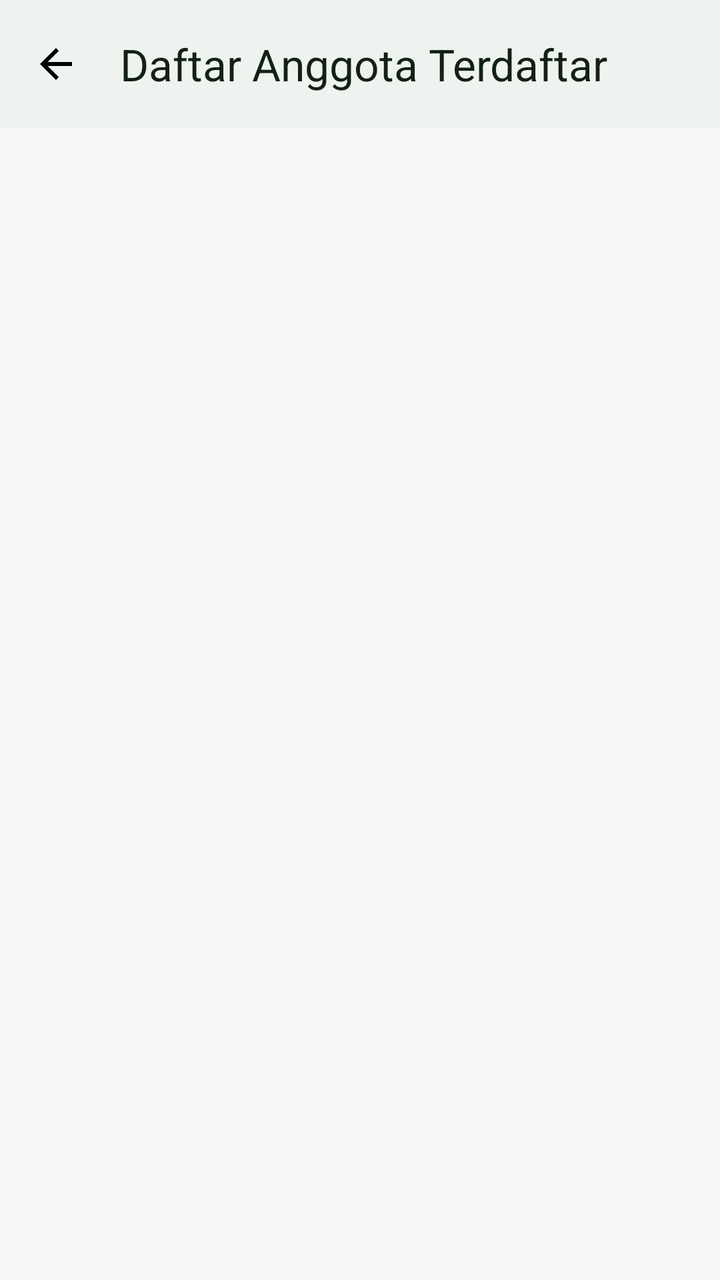
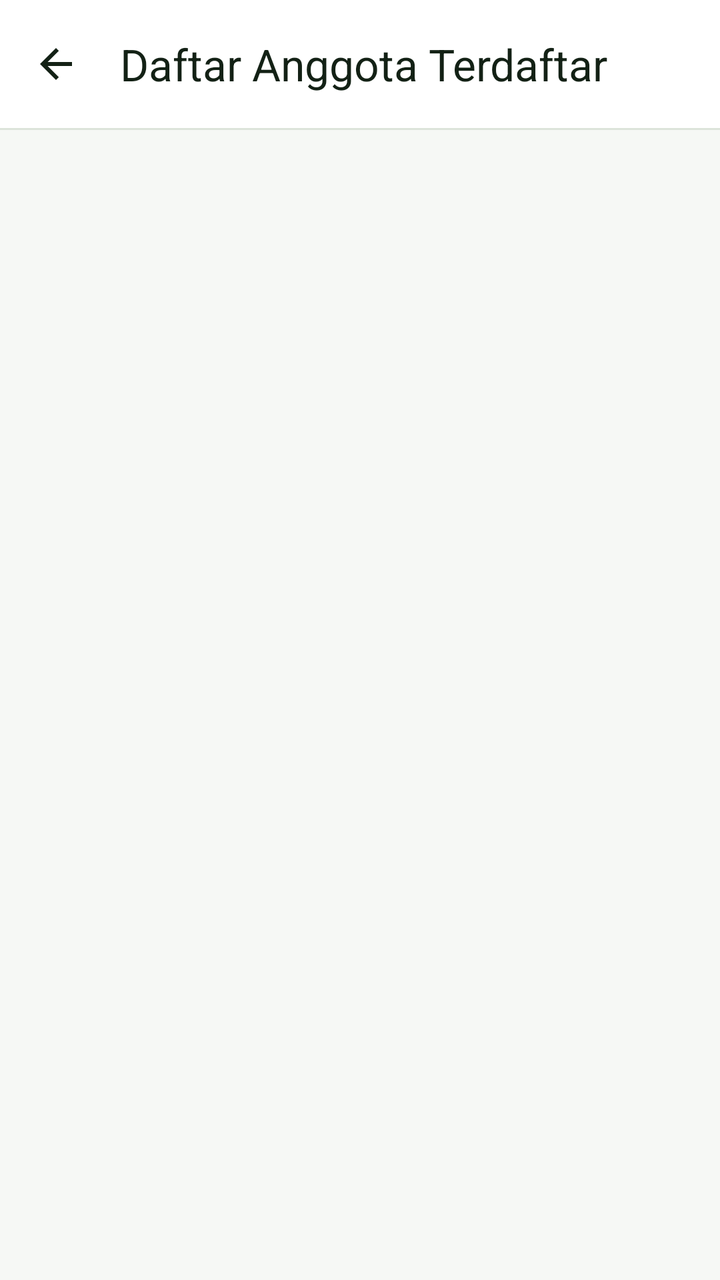

Compare the two renders of this Android layout. The source of the first and the diff that turns it into the second are given below.
<!-- AndroidManifest.xml: application theme Theme.Perpustakaan2 -->
<!-- res/layout/activity_user_list.xml -->
<?xml version="1.0" encoding="utf-8"?>
<LinearLayout xmlns:android="http://schemas.android.com/apk/res/android"
    xmlns:app="http://schemas.android.com/apk/res-auto"
    xmlns:tools="http://schemas.android.com/tools"
    android:layout_width="match_parent"
    android:layout_height="match_parent"
    android:background="@color/background"
    android:orientation="vertical">

    <com.google.android.material.appbar.MaterialToolbar
        android:id="@+id/toolbarUsers"
        android:layout_width="match_parent"
        android:layout_height="?attr/actionBarSize"
        android:background="@color/surface"
        android:elevation="2dp"
        app:navigationIcon="@drawable/ic_arrow_back"
        app:title="Daftar Anggota Terdaftar"
        app:titleTextColor="@color/text_primary" />

    <FrameLayout
        android:layout_width="match_parent"
        android:layout_height="match_parent">

        <androidx.recyclerview.widget.RecyclerView
            android:id="@+id/rvUsers"
            android:layout_width="match_parent"
            android:layout_height="match_parent"
            android:clipToPadding="false"
            android:padding="16dp"
            tools:listitem="@layout/item_user" />

        <TextView
            android:id="@+id/tvEmptyUsers"
            android:layout_width="match_parent"
            android:layout_height="wrap_content"
            android:layout_gravity="center"
            android:gravity="center"
            android:text="Belum ada anggota terdaftar."
            android:textColor="@color/text_secondary"
            android:textSize="14sp"
            android:visibility="gone" />
    </FrameLayout>
</LinearLayout>
<!-- res/layout/item_user.xml (included above) -->
<?xml version="1.0" encoding="utf-8"?>
<com.google.android.material.card.MaterialCardView xmlns:android="http://schemas.android.com/apk/res/android"
    xmlns:app="http://schemas.android.com/apk/res-auto"
    android:layout_width="match_parent"
    android:layout_height="wrap_content"
    android:layout_marginBottom="8dp"
    app:cardBackgroundColor="@color/surface"
    app:cardCornerRadius="12dp"
    app:cardElevation="1dp"
    app:strokeColor="@color/outline"
    app:strokeWidth="1dp">

    <LinearLayout
        android:layout_width="match_parent"
        android:layout_height="wrap_content"
        android:gravity="center_vertical"
        android:orientation="horizontal"
        android:padding="12dp">

        <com.google.android.material.imageview.ShapeableImageView
            android:id="@+id/ivUserItemAvatar"
            android:layout_width="44dp"
            android:layout_height="44dp"
            android:background="@color/primary_light"
            android:scaleType="centerCrop"
            android:src="@drawable/ic_person"
            app:shapeAppearanceOverlay="@style/ShapeAppearance.Material3.Corner.Full" />

        <LinearLayout
            android:layout_width="0dp"
            android:layout_height="wrap_content"
            android:layout_marginStart="12dp"
            android:layout_weight="1"
            android:orientation="vertical">

            <TextView
                android:id="@+id/tvUserItemName"
                android:layout_width="match_parent"
                android:layout_height="wrap_content"
                android:text="Nama Pengguna"
                android:textColor="@color/text_primary"
                android:textSize="14sp"
                android:textStyle="bold" />

            <TextView
                android:id="@+id/tvUserItemEmail"
                android:layout_width="match_parent"
                android:layout_height="wrap_content"
                android:text="email@user.com"
                android:textColor="@color/text_secondary"
                android:textSize="12sp" />

            <TextView
                android:id="@+id/tvUserItemStats"
                android:layout_width="match_parent"
                android:layout_height="wrap_content"
                android:layout_marginTop="2dp"
                android:text="Baca: 12 buku • Streak: 3 hari"
                android:textColor="@color/text_secondary"
                android:textSize="11sp" />
        </LinearLayout>

        <LinearLayout
            android:layout_width="wrap_content"
            android:layout_height="wrap_content"
            android:gravity="end"
            android:orientation="vertical">

            <TextView
                android:id="@+id/tvUserItemRoleBadge"
                android:layout_width="wrap_content"
                android:layout_height="wrap_content"
                android:background="@drawable/bg_badge_primary"
                android:paddingHorizontal="8dp"
                android:paddingVertical="2dp"
                android:text="MEMBER"
                android:textColor="@color/primary"
                android:textSize="10sp"
                android:textStyle="bold" />

            <com.google.android.material.button.MaterialButton
                android:id="@+id/btnToggleRole"
                style="@style/Widget.Material3.Button.TextButton"
                android:layout_width="wrap_content"
                android:layout_height="wrap_content"
                android:text="Jadikan Admin"
                android:textColor="@color/secondary"
                android:textSize="11sp" />
        </LinearLayout>
    </LinearLayout>
</com.google.android.material.card.MaterialCardView>
<!-- resources referenced by this layout -->
<resources>
  <color name="background">#F6F8F5</color>
  <color name="outline">#DCE4DA</color>
  <color name="primary">#1B5E20</color>
  <color name="primary_light">#EAF4EB</color>
  <color name="secondary">#2E7D32</color>
  <color name="surface">#FFFFFF</color>
  <color name="text_primary">#132115</color>
  <color name="text_secondary">#4E6050</color>
  <!-- drawable bg_badge_primary (drawable) -->
  <?xml version="1.0" encoding="utf-8"?>
  <shape xmlns:android="http://schemas.android.com/apk/res/android"
      android:shape="rectangle">
      <solid android:color="@color/primary_light" />
      <corners android:radius="12dp" />
      <stroke android:width="1dp" android:color="@color/primary_container" />
  </shape>
  <!-- drawable ic_arrow_back (drawable) -->
  <vector xmlns:android="http://schemas.android.com/apk/res/android"
      android:width="24dp"
      android:height="24dp"
      android:viewportWidth="24"
      android:viewportHeight="24">
    <path
        android:fillColor="#FF000000"
        android:pathData="M20,11H7.83l5.59,-5.59L12,4l-8,8 8,8 1.41,-1.41L7.83,13H20v-2z"/>
  </vector>
  <!-- drawable ic_person (drawable) -->
  <vector xmlns:android="http://schemas.android.com/apk/res/android"
      android:width="24dp"
      android:height="24dp"
      android:viewportWidth="24"
      android:viewportHeight="24">
    <path
        android:fillColor="#FF000000"
        android:pathData="M12,12c2.21,0 4,-1.79 4,-4s-1.79,-4 -4,-4 -4,1.79 -4,4 1.79,4 4,4zm0,2c-2.67,0 -8,1.34 -8,4v2h16v-2c0,-2.66 -5.33,-4 -8,-4z"/>
  </vector>
  <style name="Theme.Perpustakaan2" parent="Theme.Material3.DayNight.NoActionBar">
          <item name="colorPrimary">@color/primary</item>
          <item name="colorPrimaryVariant">@color/primary_dark</item>
          <item name="colorOnPrimary">@color/on_primary</item>
          <item name="colorPrimaryContainer">@color/primary_container</item>
          <item name="colorOnPrimaryContainer">@color/primary_dark</item>
  
          <item name="colorSecondary">@color/secondary</item>
          <item name="colorOnSecondary">@color/on_secondary</item>
          <item name="colorSecondaryContainer">@color/secondary_container</item>
          <item name="colorOnSecondaryContainer">@color/secondary_dark</item>
  
          <item name="android:colorBackground">@color/background</item>
          <item name="android:windowBackground">@color/background</item>
          <item name="colorSurface">@color/surface</item>
          <item name="colorOnSurface">@color/text_primary</item>
          <item name="colorSurfaceVariant">@color/surface_variant</item>
          <item name="colorOnSurfaceVariant">@color/text_secondary</item>
          <item name="colorOutline">@color/outline</item>
          <item name="colorOutlineVariant">@color/outline_variant</item>
  
          <item name="colorError">@color/error</item>
          <item name="colorOnError">@color/white</item>
          <item name="colorErrorContainer">@color/error_container</item>
  
          <item name="android:statusBarColor">@color/background</item>
          <item name="android:windowLightStatusBar">true</item>
          <item name="android:navigationBarColor">@color/surface</item>
          <item name="android:windowLightNavigationBar" tools:targetApi="27">true</item>
      </style>
  <color name="primary_container">#CBE6CE</color>
  <color name="primary_dark">#0E3D13</color>
  <color name="on_primary">#FFFFFF</color>
  <color name="on_secondary">#FFFFFF</color>
  <color name="secondary_container">#D8EED9</color>
  <color name="secondary_dark">#1B5E20</color>
  <color name="surface_variant">#EDF3EC</color>
  <color name="outline_variant">#EAEFE8</color>
  <color name="error">#BA1A1A</color>
  <color name="white">#FFFFFFFF</color>
  <color name="error_container">#FFDAD6</color>
</resources>

<!-- the commit's change to res/layout/activity_user_list.xml (unified diff, before → after) -->
@@ -12,10 +12,15 @@
         android:layout_width="match_parent"
         android:layout_height="?attr/actionBarSize"
         android:background="@color/surface"
-        android:elevation="2dp"
         app:navigationIcon="@drawable/ic_arrow_back"
+        app:navigationIconTint="@color/text_primary"
         app:title="Daftar Anggota Terdaftar"
         app:titleTextColor="@color/text_primary" />
+
+    <View
+        android:layout_width="match_parent"
+        android:layout_height="1dp"
+        android:background="@color/outline" />
 
     <FrameLayout
         android:layout_width="match_parent"
@@ -26,7 +31,9 @@
             android:layout_width="match_parent"
             android:layout_height="match_parent"
             android:clipToPadding="false"
-            android:padding="16dp"
+            android:paddingHorizontal="16dp"
+            android:paddingTop="12dp"
+            android:paddingBottom="24dp"
             tools:listitem="@layout/item_user" />
 
         <TextView
@@ -35,6 +42,8 @@
             android:layout_height="wrap_content"
             android:layout_gravity="center"
             android:gravity="center"
+            android:lineSpacingExtra="4dp"
+            android:padding="32dp"
             android:text="Belum ada anggota terdaftar."
             android:textColor="@color/text_secondary"
             android:textSize="14sp"
@@ -47,10 +56,10 @@
     xmlns:app="http://schemas.android.com/apk/res-auto"
     android:layout_width="match_parent"
     android:layout_height="wrap_content"
-    android:layout_marginBottom="8dp"
+    android:layout_marginBottom="10dp"
     app:cardBackgroundColor="@color/surface"
-    app:cardCornerRadius="12dp"
-    app:cardElevation="1dp"
+    app:cardCornerRadius="14dp"
+    app:cardElevation="0dp"
     app:strokeColor="@color/outline"
     app:strokeWidth="1dp">
 
@@ -59,21 +68,24 @@
         android:layout_height="wrap_content"
         android:gravity="center_vertical"
         android:orientation="horizontal"
-        android:padding="12dp">
+        android:padding="14dp">
 
         <com.google.android.material.imageview.ShapeableImageView
             android:id="@+id/ivUserItemAvatar"
-            android:layout_width="44dp"
-            android:layout_height="44dp"
+            android:layout_width="48dp"
+            android:layout_height="48dp"
             android:background="@color/primary_light"
             android:scaleType="centerCrop"
             android:src="@drawable/ic_person"
-            app:shapeAppearanceOverlay="@style/ShapeAppearance.Material3.Corner.Full" />
+            app:shapeAppearanceOverlay="@style/ShapeAppearance.Material3.Corner.Full"
+            app:strokeColor="@color/outline"
+            app:strokeWidth="1dp" />
 
         <LinearLayout
             android:layout_width="0dp"
             android:layout_height="wrap_content"
             android:layout_marginStart="12dp"
+            android:layout_marginEnd="8dp"
             android:layout_weight="1"
             android:orientation="vertical">
 
@@ -81,15 +93,20 @@
                 android:id="@+id/tvUserItemName"
                 android:layout_width="match_parent"
                 android:layout_height="wrap_content"
+                android:ellipsize="end"
+                android:maxLines="1"
                 android:text="Nama Pengguna"
                 android:textColor="@color/text_primary"
-                android:textSize="14sp"
+                android:textSize="15sp"
                 android:textStyle="bold" />
 
             <TextView
                 android:id="@+id/tvUserItemEmail"
                 android:layout_width="match_parent"
                 android:layout_height="wrap_content"
+                android:layout_marginTop="1dp"
+                android:ellipsize="end"
+                android:maxLines="1"
                 android:text="email@user.com"
                 android:textColor="@color/text_secondary"
                 android:textSize="12sp" />
@@ -98,10 +115,10 @@
                 android:id="@+id/tvUserItemStats"
                 android:layout_width="match_parent"
                 android:layout_height="wrap_content"
-                android:layout_marginTop="2dp"
+                android:layout_marginTop="4dp"
                 android:text="Baca: 12 buku • Streak: 3 hari"
                 android:textColor="@color/text_secondary"
-                android:textSize="11sp" />
+                android:textSize="12sp" />
         </LinearLayout>
 
         <LinearLayout
@@ -115,21 +132,25 @@
                 android:layout_width="wrap_content"
                 android:layout_height="wrap_content"
                 android:background="@drawable/bg_badge_primary"
-                android:paddingHorizontal="8dp"
-                android:paddingVertical="2dp"
+                android:paddingHorizontal="10dp"
+                android:paddingVertical="3dp"
                 android:text="MEMBER"
                 android:textColor="@color/primary"
-                android:textSize="10sp"
+                android:textSize="11sp"
                 android:textStyle="bold" />
 
             <com.google.android.material.button.MaterialButton
                 android:id="@+id/btnToggleRole"
                 style="@style/Widget.Material3.Button.TextButton"
                 android:layout_width="wrap_content"
-                android:layout_height="wrap_content"
+                android:layout_height="36dp"
+                android:layout_marginTop="4dp"
+                android:minWidth="0dp"
+                android:paddingHorizontal="8dp"
                 android:text="Jadikan Admin"
                 android:textColor="@color/secondary"
-                android:textSize="11sp" />
+                android:textSize="12sp"
+                app:cornerRadius="8dp" />
         </LinearLayout>
     </LinearLayout>
 </com.google.android.material.card.MaterialCardView>
